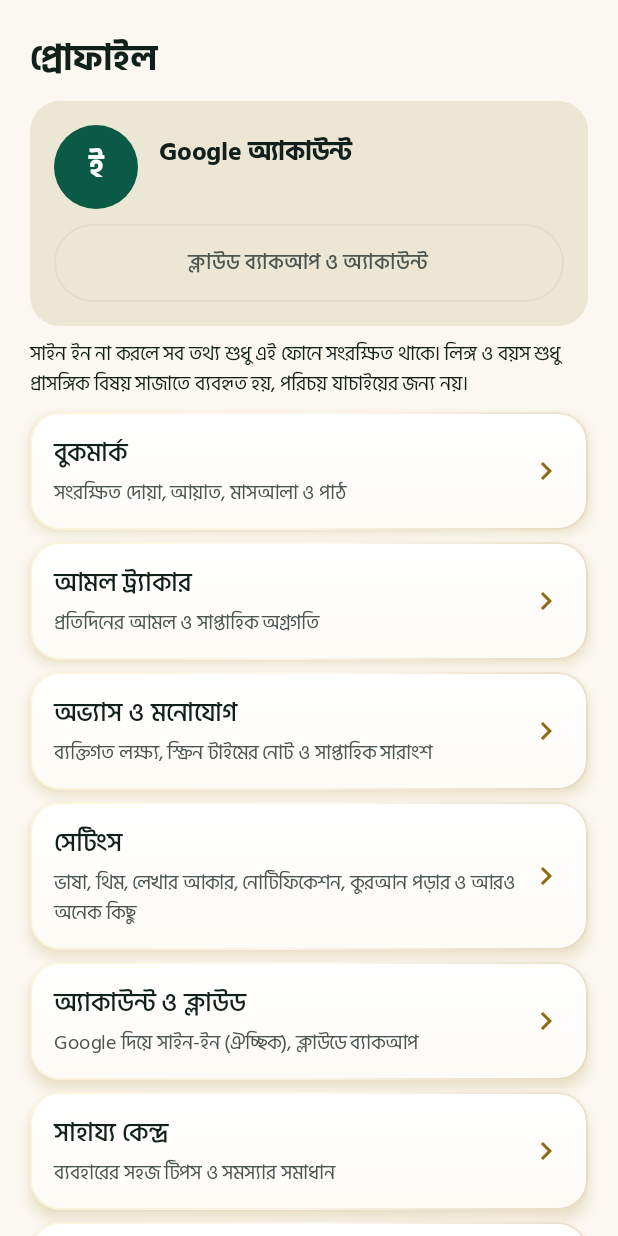
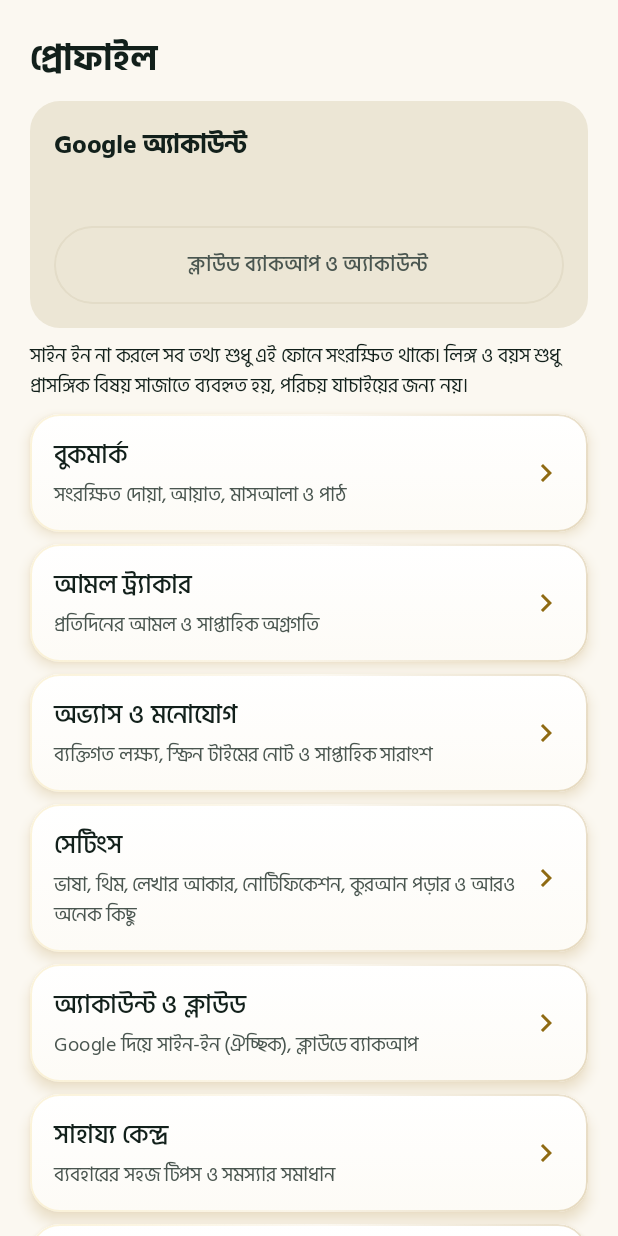
Before and after one commit to thetwinstarbd-byte/islam-shikhi, an Android app built with Jetpack Compose: the composable ProfileScreen shown on its own in the app's theme, on a phone screen of 412 x 824 dp. Run offline under Robolectric (Android 15) with nearby library versions, the phone set to English and light mode, and no system bars; our stand-ins replace Firebase (no records; nobody signed in at launch, a user with empty details on screens opened directly); network calls fail.

Commit message:
Profile: remove placeholder avatar/text; Ibadah tab uses mosque icon
Co-Authored-By: Claude Sonnet 5.5 <noreply@anthropic.com>
Claude-Session: https://claude.ai/code/session_015zf4eGsfyCs4DrhW1uTTgM

```diff
--- a/app/src/main/java/com/islamshikhi/app/ui/navigation/AppTab.kt
+++ b/app/src/main/java/com/islamshikhi/app/ui/navigation/AppTab.kt
@@ -3,14 +3,13 @@ package com.islamshikhi.app.ui.navigation
 import androidx.compose.material.icons.Icons
 import androidx.compose.material.icons.automirrored.filled.MenuBook
 import androidx.compose.material.icons.filled.QuestionAnswer
-import androidx.compose.material.icons.filled.AccessTime
 import androidx.compose.material.icons.filled.Home
 import androidx.compose.material.icons.filled.Person
 import androidx.compose.ui.graphics.vector.ImageVector
 
 /** নিচের পাঁচটি প্রধান ট্যাব। `route` হলো Navigation Compose-এর গন্তব্যের নাম। */
 enum class AppTab(val route: String, val label: String, val icon: ImageVector) {
-    IBADAH("ibadah", "ইবাদত", Icons.Filled.AccessTime),
+    IBADAH("ibadah", "ইবাদত", MosqueIcon),
     QURAN("quran", "কুরআন", Icons.AutoMirrored.Filled.MenuBook),
     HOME("home", "হোম", Icons.Filled.Home),
     ASSISTANT("assistant", "সহকারী", Icons.Filled.QuestionAnswer),
--- a/app/src/main/java/com/islamshikhi/app/ui/profile/ProfileHeader.kt
+++ b/app/src/main/java/com/islamshikhi/app/ui/profile/ProfileHeader.kt
@@ -1,15 +1,10 @@
 package com.islamshikhi.app.ui.profile
 
-import androidx.compose.foundation.background
 import androidx.compose.foundation.layout.Arrangement
-import androidx.compose.foundation.layout.Box
 import androidx.compose.foundation.layout.Column
-import androidx.compose.foundation.layout.Row
 import androidx.compose.foundation.layout.fillMaxWidth
 import androidx.compose.foundation.layout.heightIn
 import androidx.compose.foundation.layout.padding
-import androidx.compose.foundation.layout.size
-import androidx.compose.foundation.shape.CircleShape
 import androidx.compose.material3.AlertDialog
 import androidx.compose.material3.Button
 import androidx.compose.material3.Card
@@ -22,7 +17,6 @@ import androidx.compose.runtime.mutableStateOf
 import androidx.compose.runtime.remember
 import androidx.compose.runtime.rememberCoroutineScope
 import androidx.compose.runtime.setValue
-import androidx.compose.ui.Alignment
 import androidx.compose.ui.Modifier
 import androidx.compose.ui.platform.LocalContext
 import androidx.compose.ui.text.font.FontWeight
@@ -48,25 +42,9 @@ fun ProfileHeader(onManage: () -> Unit) {
 
     Card(modifier = Modifier.fillMaxWidth()) {
         Column(modifier = Modifier.padding(16.dp), verticalArrangement = Arrangement.spacedBy(10.dp)) {
-            Row(verticalAlignment = Alignment.CenterVertically, horizontalArrangement = Arrangement.spacedBy(14.dp)) {
-                Box(
-                    modifier = Modifier.size(56.dp).background(MaterialTheme.colorScheme.primary, CircleShape),
-                    contentAlignment = Alignment.Center
-                ) {
-                    val initial = (u?.name ?: u?.email ?: "").trim().take(1).uppercase()
-                    Text(
-                        initial.ifEmpty { "ই" },
-                        style = MaterialTheme.typography.titleLarge,
-                        color = MaterialTheme.colorScheme.onPrimary,
-                        fontWeight = FontWeight.Bold
-                    )
-                }
-                Column(modifier = Modifier.weight(1f)) {
-                    Text(u?.name?.takeIf { it.isNotBlank() } ?: if (u != null) "Google অ্যাকাউন্ট" else "আপনি এখনো সাইন ইন করেননি",
-                        style = MaterialTheme.typography.titleMedium, fontWeight = FontWeight.Bold)
-                    Text(u?.email ?: "সাইন ইন ছাড়াও অ্যাপের সব কিছু চলবে",
-                        style = MaterialTheme.typography.bodySmall)
-                }
+            if (u != null) {
+                Text(u.name?.takeIf { it.isNotBlank() } ?: "Google অ্যাকাউন্ট", style = MaterialTheme.typography.titleMedium, fontWeight = FontWeight.Bold)
+                u.email?.let { Text(it, style = MaterialTheme.typography.bodySmall) }
             }
             if (u == null) {
                 Button(
@@ -79,7 +57,6 @@ fun ProfileHeader(onManage: () -> Unit) {
                     enabled = !busy,
                     modifier = Modifier.fillMaxWidth().heightIn(min = 52.dp)
                 ) { Text("Google দিয়ে সাইন ইন করুন") }
-                Text("সাইন ইন করলে বুকমার্ক ও নোট ক্লাউডে ব্যাকআপ রেখে নতুন ফোনে ফেরত আনতে পারবেন।", style = MaterialTheme.typography.bodySmall)
             } else {
                 OutlinedButton(onClick = onManage, modifier = Modifier.fillMaxWidth().heightIn(min = 52.dp)) {
                     Text("ক্লাউড ব্যাকআপ ও অ্যাকাউন্ট")
```
Also changed, not shown: app/src/main/java/com/islamshikhi/app/ui/navigation/MosqueIcon.kt (added, +47 -0 lines).
